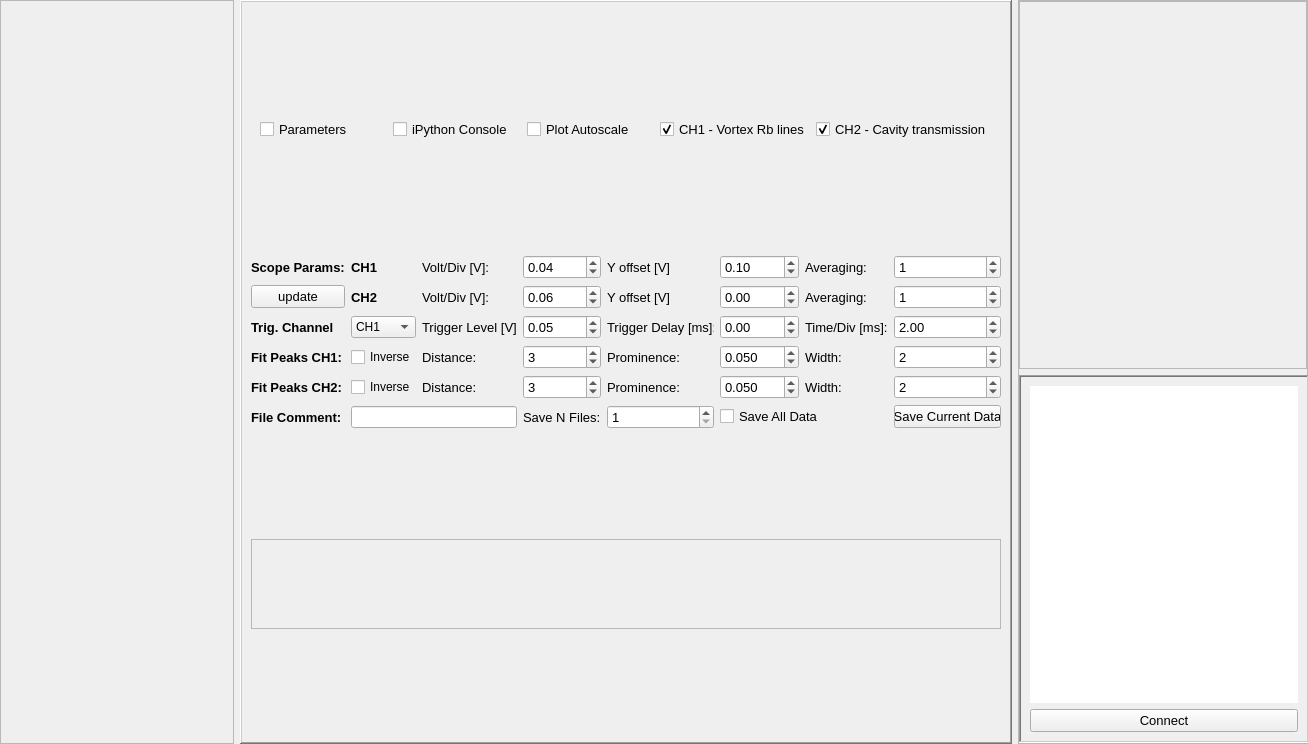
Before: the Qt Designer form widgets/scopeWidget/scopeWidgetGUI.ui in BarakDayanLab/GUI-Experiment, drawn with Qt 5.
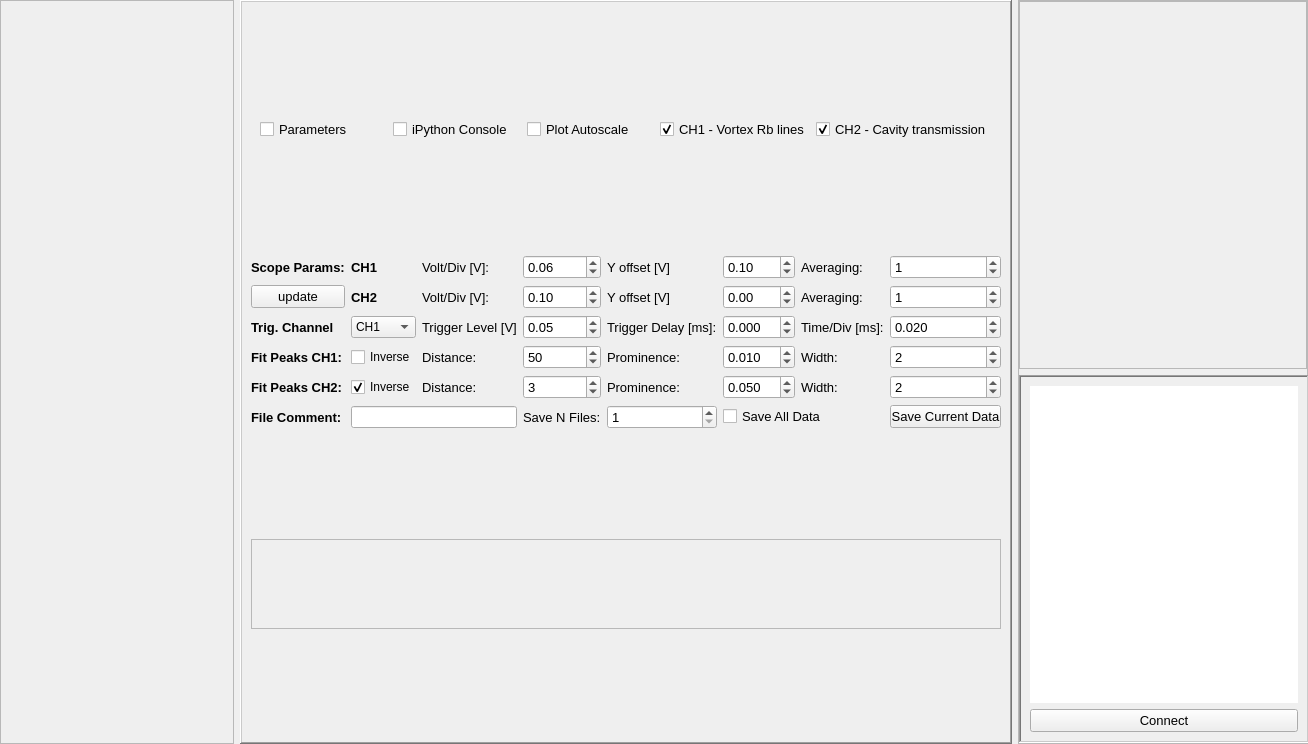
After: the same form once the commit is applied.

The edit to the form file:
```diff
--- a/widgets/scopeWidget/scopeWidgetGUI.ui
+++ b/widgets/scopeWidget/scopeWidgetGUI.ui
@@ -181,7 +181,7 @@
            <number>1024</number>
           </property>
           <property name="value">
-           <number>3</number>
+           <number>50</number>
           </property>
          </widget>
         </item>
@@ -191,7 +191,7 @@
            <string>Inverse</string>
           </property>
           <property name="checked">
-           <bool>false</bool>
+           <bool>true</bool>
           </property>
          </widget>
         </item>
@@ -269,13 +269,13 @@
            </font>
           </property>
           <property name="decimals">
-           <number>2</number>
+           <number>3</number>
           </property>
           <property name="minimum">
-           <double>-2000.000000000000000</double>
+           <double>-40.000000000000000</double>
           </property>
           <property name="maximum">
-           <double>2000.000000000000000</double>
+           <double>40.000000000000000</double>
           </property>
           <property name="singleStep">
            <double>1.000000000000000</double>
@@ -452,7 +452,7 @@
            <double>0.001000000000000</double>
           </property>
           <property name="value">
-           <double>0.050000000000000</double>
+           <double>0.010000000000000</double>
           </property>
          </widget>
         </item>
@@ -533,7 +533,7 @@
            <double>0.200000000000000</double>
           </property>
           <property name="value">
-           <double>0.040000000000000</double>
+           <double>0.060000000000000</double>
           </property>
          </widget>
         </item>
@@ -568,8 +568,14 @@
             <pointsize>10</pointsize>
            </font>
           </property>
+          <property name="decimals">
+           <number>3</number>
+          </property>
+          <property name="singleStep">
+           <double>0.010000000000000</double>
+          </property>
           <property name="value">
-           <double>2.000000000000000</double>
+           <double>0.020000000000000</double>
           </property>
          </widget>
         </item>
@@ -837,7 +843,7 @@
            <double>0.200000000000000</double>
           </property>
           <property name="value">
-           <double>0.060000000000000</double>
+           <double>0.100000000000000</double>
           </property>
          </widget>
         </item>
```
Left out of the diff: 2 changed lines with no effect on the pictures.
